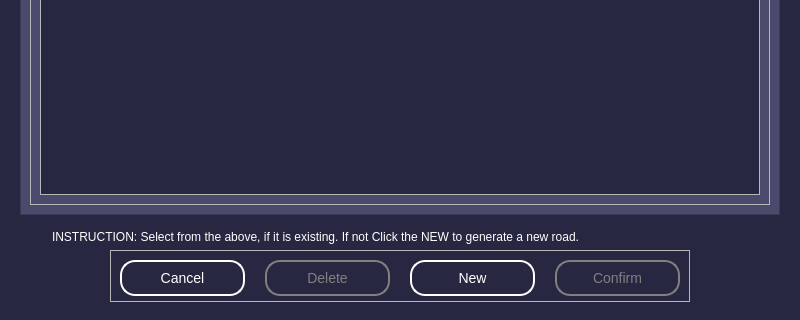
Old version of the form Client/roadSetUp_phase1.ui in the repository lordsiinbal/Thesis101; both pictures show x 0 to 800 and y 280 to 600 of the 800 by 600 pixel window.
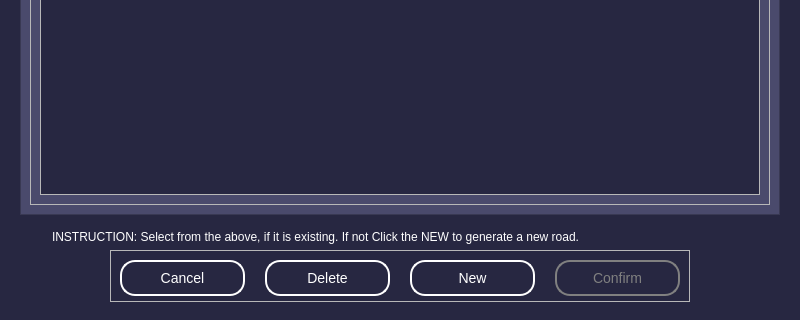
New version of the form.

```diff
--- a/Client/roadSetUp_phase1.ui
+++ b/Client/roadSetUp_phase1.ui
@@ -198,12 +198,6 @@
 color:gray;
 font-size:14px;
 }
-#btnDelete{
-border:2px solid gray;
-border-radius:15px;
-color:gray;
-font-size:14px;
-}
 </string>
             </property>
             <property name="frameShape">
@@ -234,9 +228,6 @@
              </item>
              <item>
               <widget class="QPushButton" name="btnDelete">
-               <property name="enabled">
-                <bool>false</bool>
-               </property>
                <property name="minimumSize">
                 <size>
                  <width>125</width>
```
